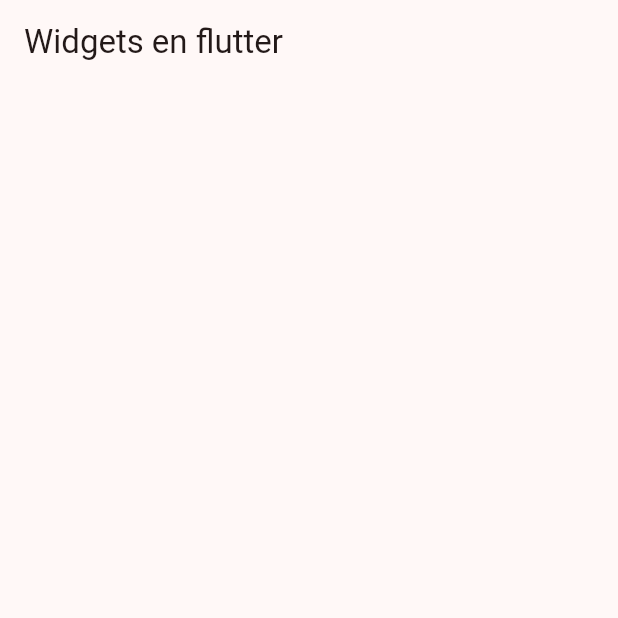
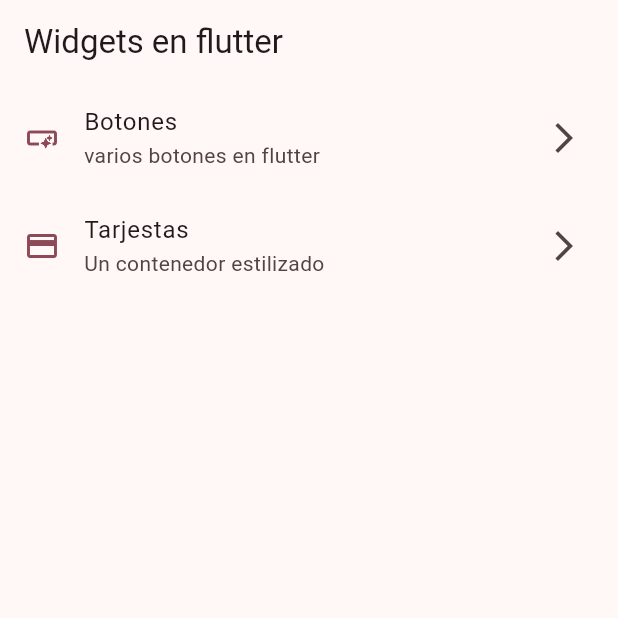
Before and after one commit to villafanenestor/widgets_app, a Flutter app: the screen it shows after launch, on a phone screen of 412 x 824 dp, the top half of it. Run offline on Flutter 3.47's test engine with Material 2 defaults, Android fonts, the phone set to English and light mode, and no system bars.

Commit message:
Rutas basicas ok

```diff
--- a/lib/config/menu/menu_items.dart
+++ b/lib/config/menu/menu_item.dart
@@ -15,5 +15,5 @@ class MenuItem {
 
 const appMenuItems = <MenuItem>[
   MenuItem(title: 'Botones', subTitle: 'varios botones en flutter', link: '/buttons', icon: Icons.smart_button_outlined),
-  MenuItem(title: 'Tarjestas', subTitle: 'Un contenedor estilizado', link: '/tarjetas', icon: Icons.credit_card),
+  MenuItem(title: 'Tarjestas', subTitle: 'Un contenedor estilizado', link: '/cards', icon: Icons.credit_card),
 ];
--- a/lib/main.dart
+++ b/lib/main.dart
@@ -1,6 +1,8 @@
 import 'package:flutter/material.dart';
 import 'package:widgets_app/config/theme/app_theme.dart';
-import 'package:widgets_app/presentation/screens/home_screen.dart';
+import 'package:widgets_app/presentation/screens/buttons/buttons_screen.dart';
+import 'package:widgets_app/presentation/screens/cards/cards_screen.dart';
+import 'package:widgets_app/presentation/screens/home/home_screen.dart';
 
 void main() {
   runApp(const MainApp());
@@ -12,9 +14,13 @@ class MainApp extends StatelessWidget {
   @override
   Widget build(BuildContext context) {
     return MaterialApp(
-      debugShowCheckedModeBanner: false,
-      theme: AppTheme(selectedColor: 12).getThemeData(),
-      home: const HomeScreen()
-    );
+        debugShowCheckedModeBanner: false,
+        theme: AppTheme(selectedColor: 4).getThemeData(),
+        home: const HomeScreen(),
+        routes: {
+          '/buttons' : (context)=> const ButtonsScreen(),
+          '/cards' : (context)=> const CardsScreen(),
+        },
+        );
   }
 }
--- a/lib/presentation/screens/home_screen.dart
+++ b/lib/presentation/screens/buttons/buttons_screen.dart
@@ -2,15 +2,13 @@ import 'package:flutter/material.dart';
 import 'package:flutter/src/widgets/framework.dart';
 import 'package:flutter/src/widgets/placeholder.dart';
 
-class HomeScreen extends StatelessWidget {
-  const HomeScreen({super.key});
+class ButtonsScreen extends StatelessWidget {
+  const ButtonsScreen({super.key});
 
   @override
   Widget build(BuildContext context) {
     return Scaffold(
-      appBar: AppBar(
-        title: Text('Widgets en flutter'),
-      ),
+      appBar: AppBar(title: const Text('Buttons Screen'),),
     );
   }
 }
--- /dev/null
+++ b/lib/presentation/screens/cards/cards_screen.dart
@@ -0,0 +1,14 @@
+import 'package:flutter/material.dart';
+import 'package:flutter/src/widgets/framework.dart';
+import 'package:flutter/src/widgets/placeholder.dart';
+
+class CardsScreen extends StatelessWidget {
+  const CardsScreen({super.key});
+
+  @override
+  Widget build(BuildContext context) {
+    return Scaffold(
+      appBar: AppBar(title: const Text('Cards Screen'),),
+    );
+  }
+}
--- /dev/null
+++ b/lib/presentation/screens/home/home_screen.dart
@@ -0,0 +1,61 @@
+import 'package:flutter/material.dart';
+import 'package:widgets_app/config/menu/menu_item.dart';
+import 'package:widgets_app/presentation/screens/buttons/buttons_screen.dart';
+
+class HomeScreen extends StatelessWidget {
+  const HomeScreen({super.key});
+
+  @override
+  Widget build(BuildContext context) {
+    return Scaffold(
+      appBar: AppBar(
+        title: Text('Widgets en flutter'),
+      ),
+      body: SafeArea(child: _HomeView()),
+    );
+  }
+}
+
+class _HomeView extends StatelessWidget {
+  const _HomeView({
+    super.key,
+  });
+
+  @override
+  Widget build(BuildContext context) {
+    return ListView.builder(
+      itemCount: appMenuItems.length,
+      itemBuilder: (context, index) {
+        return _CustomListTile(
+          menuItem: appMenuItems[index],
+        );
+      },
+    );
+  }
+}
+
+class _CustomListTile extends StatelessWidget {
+  final MenuItem menuItem;
+  const _CustomListTile({super.key, required this.menuItem});
+
+  @override
+  Widget build(BuildContext context) {
+    final colors = Theme.of(context).colorScheme;
+
+    return ListTile(
+      title: Text(menuItem.title),
+      subtitle: Text(menuItem.subTitle),
+      leading: Icon(
+        menuItem.icon,
+        color: colors.primary,
+      ),
+      trailing: Icon(Icons.arrow_forward_ios_outlined),
+      onTap: () {
+        // Navigator.of(context)
+        //     .push(MaterialPageRoute(builder: (_) => const ButtonsScreen()));
+
+        Navigator.pushNamed(context, menuItem.link);
+      },
+    );
+  }
+}
```
